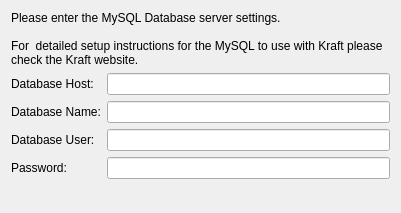
This is src/mysqldetails.ui in dragotin/kraft as Qt 5 draws it before an edit. The edited form follows.
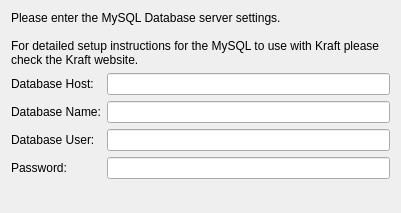
This is the edited form.

```diff
--- a/src/mysqldetails.ui
+++ b/src/mysqldetails.ui
@@ -19,7 +19,7 @@
      <property name="text">
       <string>Please enter the MySQL Database server settings. 
 
-For  detailed setup instructions for the MySQL to use with Kraft please check the Kraft website.</string>
+For detailed setup instructions for the MySQL to use with Kraft please check the Kraft website.</string>
      </property>
      <property name="wordWrap">
       <bool>true</bool>
```
